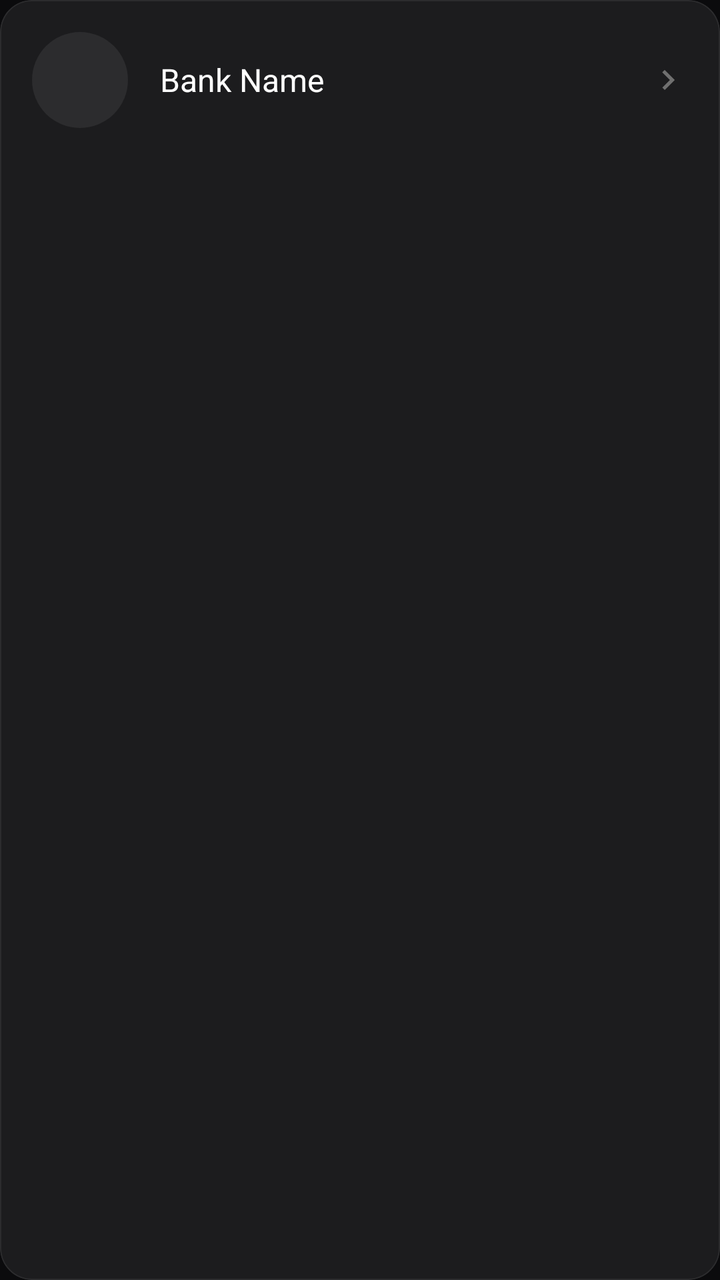
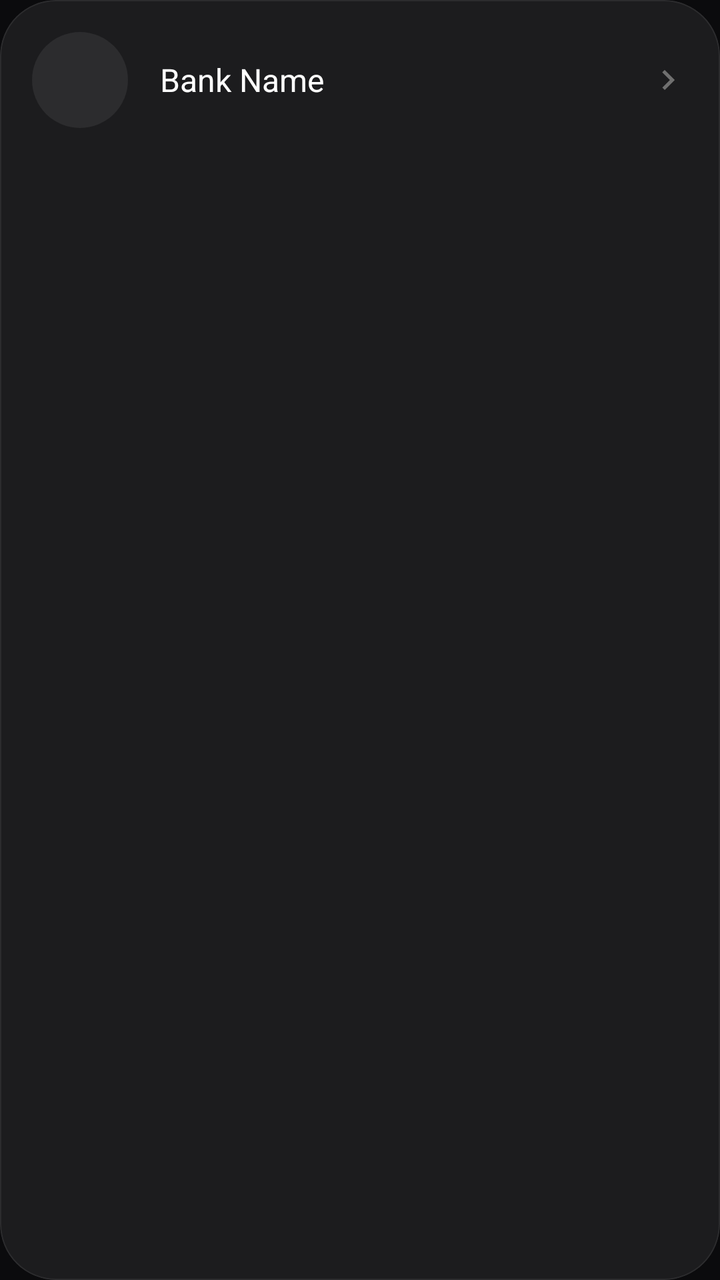

The first picture is an Android layout as it rendered before a commit; the second is the same layout after the commit. The layout source and the unified diff follow.
<!-- AndroidManifest.xml: application theme Theme.BeatHouse.Splash -->
<!-- res/layout/item_bank.xml -->
<?xml version="1.0" encoding="utf-8"?>
<com.google.android.material.card.MaterialCardView
    xmlns:android="http://schemas.android.com/apk/res/android"
    xmlns:app="http://schemas.android.com/apk/res-auto"
    android:id="@+id/cardBank"
    android:layout_width="match_parent"
    android:layout_height="wrap_content"
    android:layout_marginBottom="8dp"
    app:cardCornerRadius="16dp"
    app:cardElevation="0dp"
    app:cardBackgroundColor="@color/surface_container"
    app:strokeColor="@color/outline_variant"
    app:strokeWidth="0.5dp"
    android:clickable="true"
    android:focusable="true"
    android:stateListAnimator="@null">

    <LinearLayout
        android:layout_width="match_parent"
        android:layout_height="wrap_content"
        android:orientation="horizontal"
        android:padding="16dp"
        android:gravity="center_vertical">

        
        <ImageView
            android:id="@+id/iv_bank_icon"
            android:layout_width="48dp"
            android:layout_height="48dp"
            android:scaleType="fitCenter"
            android:background="@drawable/bank_icon_background"
            android:padding="10dp" />

        
        <TextView
            android:id="@+id/tv_bank_name"
            android:layout_width="0dp"
            android:layout_height="wrap_content"
            android:layout_weight="1"
            android:layout_marginStart="16dp"
            android:text="Bank Name"
            android:textSize="16sp"
            android:textColor="@color/on_surface" />

        
        <ImageView
            android:layout_width="20dp"
            android:layout_height="20dp"
            android:src="@drawable/ic_chevron_right"
            app:tint="@color/on_surface_secondary" />

    </LinearLayout>

</com.google.android.material.card.MaterialCardView>
<!-- resources referenced by this layout -->
<resources>
  <color name="on_surface">#FFFFFF</color>
  <color name="on_surface_secondary">#707070</color>
  <color name="outline_variant">#2C2C2E</color>
  <color name="surface_container">#1C1C1E</color>
  <!-- drawable bank_icon_background (drawable) -->
  <?xml version="1.0" encoding="utf-8"?>
  <shape xmlns:android="http://schemas.android.com/apk/res/android"
      android:shape="oval">
      <solid android:color="@color/surface_container_highest" />
      <size android:width="40dp" android:height="40dp" />
  </shape>
  <!-- drawable ic_chevron_right (drawable) -->
  <vector xmlns:android="http://schemas.android.com/apk/res/android"
      android:width="24dp"
      android:height="24dp"
      android:viewportWidth="24"
      android:viewportHeight="24">
      <path
          android:fillColor="#FFFFFF"
          android:pathData="M10,6L8.59,7.41 13.17,12l-4.58,4.59L10,18l6,-6z"/>
  </vector>
  <style name="Theme.BeatHouse.Splash" parent="Theme.BeatHouse">
          <item name="android:windowBackground">@color/background</item>
      </style>
  <color name="surface_container_highest">#2C2C2E</color>
  <color name="background">#0B0B0D</color>
  <color name="primary">#2DCE89</color>
  <color name="primary_container">#004D40</color>
  <color name="on_primary">#FFFFFF</color>
  <color name="secondary">#8E8E93</color>
  <color name="secondary_container">#1C1C1E</color>
  <color name="on_secondary">#FFFFFF</color>
  <color name="error">#FF453A</color>
  <color name="error_container">#330000</color>
  <color name="surface">#121214</color>
  <color name="surface_variant">#1A1A1C</color>
  <color name="on_surface_variant">#B0B0B0</color>
  <color name="outline">#1C1C1E</color>
  <style name="Widget.BeatHouse.Button" parent="Widget.Material3.Button">
          <item name="android:textSize">16sp</item>
          <item name="android:textStyle">bold</item>
          <item name="cornerRadius">12dp</item>
          <item name="iconGravity">textStart</item>
          <item name="iconPadding">8dp</item>
          <item name="android:insetTop">4dp</item>
          <item name="android:insetBottom">4dp</item>
          <item name="backgroundTint">@color/primary</item>
          <item name="android:textColor">@color/on_primary</item>
      </style>
  <style name="Widget.BeatHouse.Card" parent="Widget.Material3.CardView.Elevated">
          <item name="cardCornerRadius">16dp</item>
          <item name="cardElevation">0dp</item>
          <item name="strokeColor">@color/outline</item>
          <item name="strokeWidth">1dp</item>
          <item name="cardBackgroundColor">@color/surface_container</item>
      </style>
  <style name="Widget.BeatHouse.BottomNavigation" parent="Widget.Material3.BottomNavigationView">
          <item name="itemIconTint">@color/bottom_nav_icon_tint</item>
          <item name="itemTextColor">@color/bottom_nav_text_tint</item>
          <item name="itemBackground">@color/surface</item>
          <item name="android:background">@color/surface</item>
          <item name="elevation">0dp</item>
          <item name="itemPaddingTop">12dp</item>
          <item name="itemPaddingBottom">12dp</item>
      </style>
  <style name="Widget.BeatHouse.AppBarLayout" parent="Widget.Material3.AppBarLayout">
          <item name="android:background">@color/surface</item>
          <item name="backgroundTint">@color/surface</item>
      </style>
  <style name="Widget.BeatHouse.Chip" parent="Widget.Material3.Chip.Filter">
          <item name="chipCornerRadius">12dp</item>
          <item name="chipStrokeColor">@color/outline</item>
          <item name="chipStrokeWidth">1dp</item>
          <item name="android:textColor">@color/on_surface_variant</item>
          <item name="chipBackgroundColor">@color/surface_container</item>
          <item name="checkedIconTint">@color/primary</item>
          <item name="android:textSize">14sp</item>
      </style>
  <!-- unchanged entries left out for length: 2 -->
</resources>

<!-- the commit's change to res/layout/item_bank.xml (unified diff, before → after) -->
@@ -6,7 +6,7 @@
     android:layout_width="match_parent"
     android:layout_height="wrap_content"
     android:layout_marginBottom="8dp"
-    app:cardCornerRadius="16dp"
+    style="@style/Widget.BeatHouse.Card"
     app:cardElevation="0dp"
     app:cardBackgroundColor="@color/surface_container"
     app:strokeColor="@color/outline_variant"
<!-- resource entries referenced after the edit -->
@@ -26,8 +26,8 @@
       </style>
   <color name="surface_container_highest">#2C2C2E</color>
   <color name="background">#0B0B0D</color>
-  <color name="primary">#2DCE89</color>
-  <color name="primary_container">#004D40</color>
+  <color name="primary">#C71585</color>
+  <color name="primary_container">#4D0033</color>
   <color name="on_primary">#FFFFFF</color>
   <color name="secondary">#8E8E93</color>
   <color name="secondary_container">#1C1C1E</color>
@@ -41,7 +41,7 @@
   <style name="Widget.BeatHouse.Button" parent="Widget.Material3.Button">
           <item name="android:textSize">16sp</item>
           <item name="android:textStyle">bold</item>
-          <item name="cornerRadius">12dp</item>
+          <item name="cornerRadius">24dp</item>
           <item name="iconGravity">textStart</item>
           <item name="iconPadding">8dp</item>
           <item name="android:insetTop">4dp</item>
@@ -50,7 +50,7 @@
           <item name="android:textColor">@color/on_primary</item>
       </style>
   <style name="Widget.BeatHouse.Card" parent="Widget.Material3.CardView.Elevated">
-          <item name="cardCornerRadius">16dp</item>
+          <item name="cardCornerRadius">28dp</item>
           <item name="cardElevation">0dp</item>
           <item name="strokeColor">@color/outline</item>
           <item name="strokeWidth">1dp</item>
@@ -59,18 +59,19 @@
   <style name="Widget.BeatHouse.BottomNavigation" parent="Widget.Material3.BottomNavigationView">
           <item name="itemIconTint">@color/bottom_nav_icon_tint</item>
           <item name="itemTextColor">@color/bottom_nav_text_tint</item>
-          <item name="itemBackground">@color/surface</item>
-          <item name="android:background">@color/surface</item>
+          <item name="itemBackground">@android:color/transparent</item>
+          <item name="android:background">@android:color/transparent</item>
           <item name="elevation">0dp</item>
           <item name="itemPaddingTop">12dp</item>
           <item name="itemPaddingBottom">12dp</item>
+          <item name="labelVisibilityMode">unlabeled</item>
       </style>
   <style name="Widget.BeatHouse.AppBarLayout" parent="Widget.Material3.AppBarLayout">
           <item name="android:background">@color/surface</item>
           <item name="backgroundTint">@color/surface</item>
       </style>
   <style name="Widget.BeatHouse.Chip" parent="Widget.Material3.Chip.Filter">
-          <item name="chipCornerRadius">12dp</item>
+          <item name="chipCornerRadius">20dp</item>
           <item name="chipStrokeColor">@color/outline</item>
           <item name="chipStrokeWidth">1dp</item>
           <item name="android:textColor">@color/on_surface_variant</item>
